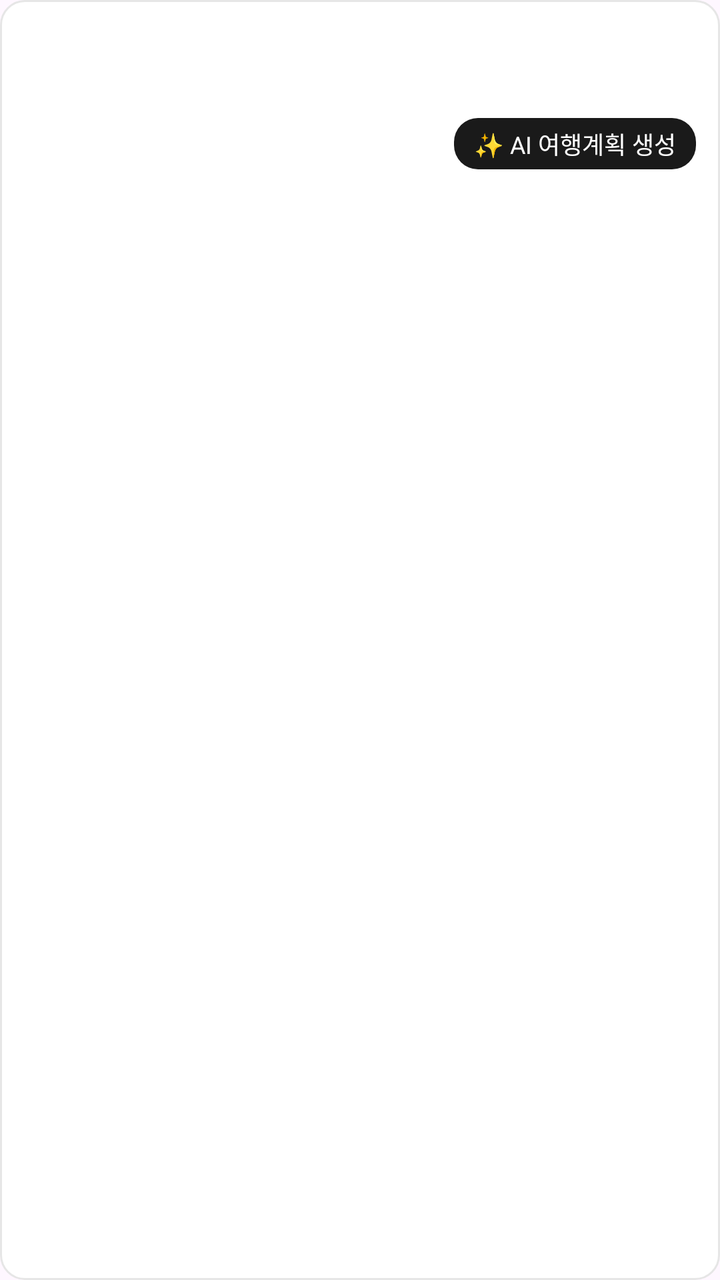
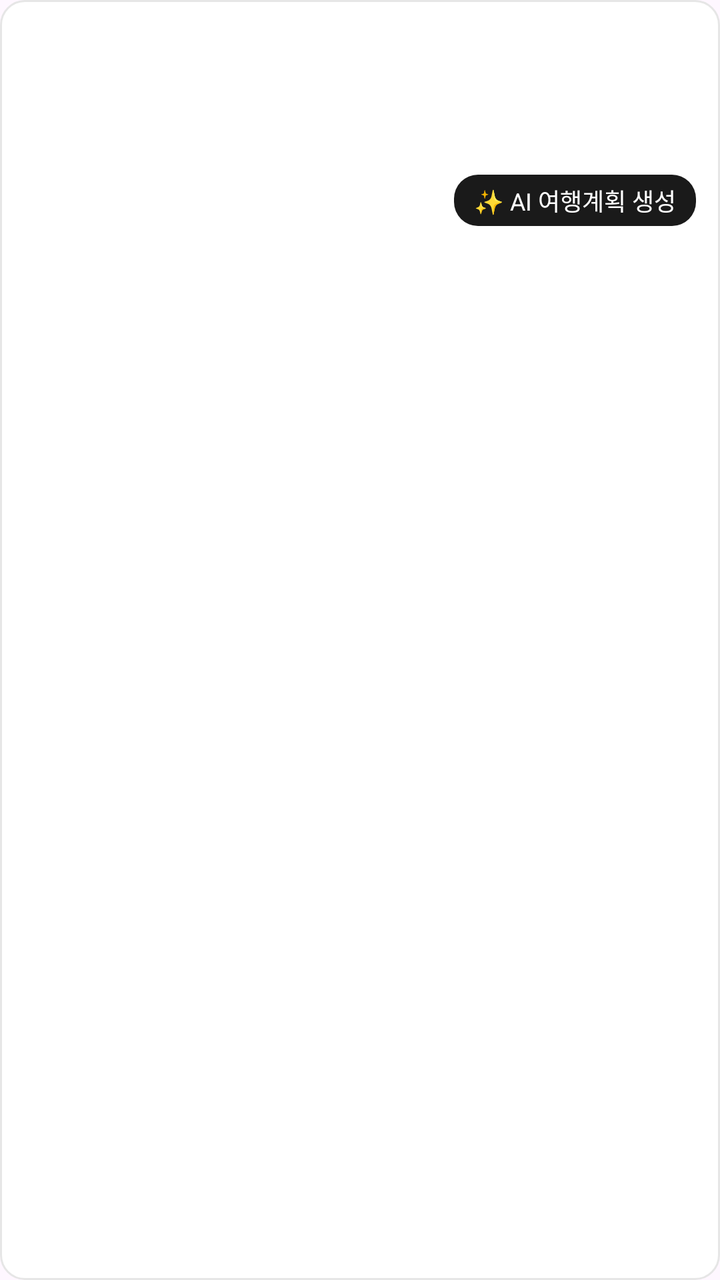

Screens rendered from an Android XML layout before and after an edit, with the pre-edit source and the edit as a unified diff.
<!-- AndroidManifest.xml: application theme Theme.Harudiary -->
<!-- res/layout/item_timeline_card.xml -->
<?xml version="1.0" encoding="utf-8"?>
<LinearLayout
    xmlns:android="http://schemas.android.com/apk/res/android"
    android:id="@+id/card_root"
    android:layout_width="match_parent"
    android:layout_height="wrap_content"
    android:background="@drawable/bg_card"
    android:orientation="vertical"
    android:layout_marginBottom="8dp"
    android:animateLayoutChanges="true">

    
    <ImageView
        android:id="@+id/iv_photo"
        android:layout_width="match_parent"
        android:layout_height="160dp"
        android:background="@drawable/bg_thumbnail"
        android:contentDescription="@null"
        android:scaleType="centerCrop"
        android:visibility="gone" />

    
    <LinearLayout
        android:layout_width="match_parent"
        android:layout_height="wrap_content"
        android:orientation="vertical"
        android:padding="12dp">

        
        <LinearLayout
            android:layout_width="match_parent"
            android:layout_height="wrap_content"
            android:orientation="horizontal"
            android:gravity="center_vertical"
            android:layout_marginBottom="6dp">
            <TextView
                android:id="@+id/tv_plan_badge"
                android:layout_width="wrap_content"
                android:layout_height="wrap_content"
                android:layout_marginEnd="6dp"
                android:text="계획 ✈️"
                android:textColor="#FF9800"
                android:background="@drawable/bg_rounded_white"
                android:paddingHorizontal="4dp"
                android:paddingVertical="2dp"
                android:textSize="11sp"
                android:textStyle="bold"
                android:visibility="gone" />
            <TextView
                android:id="@+id/tv_card_time"
                android:layout_width="0dp"
                android:layout_height="wrap_content"
                android:layout_weight="1"
                android:textColor="@color/gray_hint"
                android:textSize="11sp" />
            <TextView
                android:id="@+id/tv_card_weather"
                android:layout_width="wrap_content"
                android:layout_height="wrap_content"
                android:textColor="@color/primary_blue"
                android:textSize="11sp"
                android:visibility="gone" />
        </LinearLayout>

        
        <TextView
            android:id="@+id/tv_content"
            android:layout_width="match_parent"
            android:layout_height="wrap_content"
            android:textColor="@color/primary"
            android:textSize="15sp"
            android:lineSpacingExtra="2dp" />

        
        <LinearLayout
            android:layout_width="match_parent"
            android:layout_height="wrap_content"
            android:layout_marginTop="6dp"
            android:orientation="horizontal"
            android:gravity="center_vertical">
            <TextView
                android:id="@+id/tv_rating"
                android:layout_width="wrap_content"
                android:layout_height="wrap_content"
                android:textColor="@color/star_active"
                android:textSize="13sp" />
            <TextView
                android:id="@+id/tv_location"
                android:layout_width="0dp"
                android:layout_height="wrap_content"
                android:layout_marginStart="8dp"
                android:layout_weight="1"
                android:textColor="@color/gray_hint"
                android:textSize="12sp"
                android:maxLines="2"
                android:ellipsize="end" />

            <TextView
                android:id="@+id/btn_generate_plan"
                android:layout_width="wrap_content"
                android:layout_height="wrap_content"
                android:text="✨ AI 여행계획 생성"
                android:textSize="12sp"
                android:textColor="#FFFFFF"
                android:background="@drawable/bg_button_primary"
                android:paddingHorizontal="10dp"
                android:paddingVertical="4dp"
                android:layout_marginStart="8dp" />
        </LinearLayout>

    </LinearLayout>

    
    <LinearLayout
        android:id="@+id/reaction_bar"
        android:layout_width="match_parent"
        android:layout_height="44dp"
        android:background="@drawable/bg_reaction_bar"
        android:orientation="horizontal"
        android:paddingHorizontal="16dp"
        android:gravity="center_vertical"
        android:clickable="true"
        android:focusable="true"
        android:visibility="gone">

        
        <LinearLayout
            android:id="@+id/btn_heart"
            android:layout_width="wrap_content"
            android:layout_height="match_parent"
            android:gravity="center"
            android:orientation="horizontal"
            android:paddingEnd="20dp"
            android:clickable="true"
            android:focusable="true"
            android:background="?attr/selectableItemBackgroundBorderless">
            <TextView
                android:id="@+id/tv_heart_icon"
                android:layout_width="wrap_content"
                android:layout_height="wrap_content"
                android:text="🤍"
                android:textSize="20sp" />
            <TextView
                android:id="@+id/tv_heart_count"
                android:layout_width="wrap_content"
                android:layout_height="wrap_content"
                android:layout_marginStart="4dp"
                android:text="0"
                android:textColor="@color/gray_hint"
                android:textSize="13sp" />
        </LinearLayout>

        
        <LinearLayout
            android:id="@+id/btn_comment"
            android:layout_width="wrap_content"
            android:layout_height="match_parent"
            android:gravity="center"
            android:orientation="horizontal"
            android:clickable="true"
            android:focusable="true"
            android:background="?attr/selectableItemBackgroundBorderless">
            <TextView
                android:layout_width="wrap_content"
                android:layout_height="wrap_content"
                android:text="💬"
                android:textSize="18sp" />
            <TextView
                android:id="@+id/tv_comment_count"
                android:layout_width="wrap_content"
                android:layout_height="wrap_content"
                android:layout_marginStart="4dp"
                android:text="0"
                android:textColor="@color/gray_hint"
                android:textSize="13sp" />
        </LinearLayout>

        
        <View android:layout_width="0dp" android:layout_height="1dp" android:layout_weight="1"/>

        
        <TextView
            android:id="@+id/btn_close_reaction"
            android:layout_width="32dp"
            android:layout_height="32dp"
            android:gravity="center"
            android:text="✕"
            android:textSize="13sp"
            android:textColor="@color/gray_hint"
            android:background="?attr/selectableItemBackgroundBorderless"/>

    </LinearLayout>

</LinearLayout>
<!-- resources referenced by this layout -->
<resources>
  <color name="gray_hint">#A6A6A6</color>
  <color name="primary">#1A1A1A</color>
  <color name="primary_blue">#3B82F6</color>
  <color name="star_active">#F59E0B</color>
  <!-- drawable bg_button_primary (drawable) -->
  <?xml version="1.0" encoding="utf-8"?>
  <shape xmlns:android="http://schemas.android.com/apk/res/android"
      android:shape="rectangle">
      <solid android:color="@color/primary" />
      <corners android:radius="12dp" />
  </shape>
  <!-- drawable bg_card (drawable) -->
  <?xml version="1.0" encoding="utf-8"?>
  <shape xmlns:android="http://schemas.android.com/apk/res/android"
      android:shape="rectangle">
      <solid android:color="@color/white" />
      <stroke android:width="1dp" android:color="@color/gray_border" />
      <corners android:radius="@dimen/corner_radius_card" />
  </shape>
  <!-- drawable bg_reaction_bar (drawable) -->
  <?xml version="1.0" encoding="utf-8"?>
  <shape xmlns:android="http://schemas.android.com/apk/res/android" android:shape="rectangle">
      <solid android:color="#F8F8F8"/>
      <corners android:bottomLeftRadius="12dp" android:bottomRightRadius="12dp"/>
      <stroke android:color="#F0F0F0" android:width="1dp"/>
  </shape>
  <!-- drawable bg_rounded_white (drawable) -->
  <?xml version="1.0" encoding="utf-8"?>
  <shape xmlns:android="http://schemas.android.com/apk/res/android"
      android:shape="rectangle">
      <solid android:color="#FFFFFF" />
      <corners android:radius="12dp" />
  </shape>
  <!-- drawable bg_thumbnail (drawable) -->
  <?xml version="1.0" encoding="utf-8"?>
  <shape xmlns:android="http://schemas.android.com/apk/res/android"
      android:shape="rectangle">
      <solid android:color="#F7F7F7" />
      <corners android:radius="8dp" />
  </shape>
  <style name="Theme.Harudiary" parent="Base.Theme.Harudiary" />
  <color name="white">#FFFFFFFF</color>
  <color name="gray_border">#E6E6E6</color>
  <dimen name="corner_radius_card">12dp</dimen>
  <style name="Base.Theme.Harudiary" parent="Theme.Material3.DayNight.NoActionBar" />
</resources>

<!-- the commit's change to res/layout/item_timeline_card.xml (unified diff, before → after) -->
@@ -64,6 +64,18 @@
 
         
         <TextView
+            android:id="@+id/tv_location"
+            android:layout_width="match_parent"
+            android:layout_height="wrap_content"
+            android:layout_marginBottom="4dp"
+            android:textColor="@color/primary"
+            android:textSize="18sp"
+            android:textStyle="bold"
+            android:maxLines="2"
+            android:ellipsize="end" />
+
+        
+        <TextView
             android:id="@+id/tv_content"
             android:layout_width="match_parent"
             android:layout_height="wrap_content"
@@ -84,16 +96,11 @@
                 android:layout_height="wrap_content"
                 android:textColor="@color/star_active"
                 android:textSize="13sp" />
-            <TextView
-                android:id="@+id/tv_location"
+
+            <View
                 android:layout_width="0dp"
-                android:layout_height="wrap_content"
-                android:layout_marginStart="8dp"
-                android:layout_weight="1"
-                android:textColor="@color/gray_hint"
-                android:textSize="12sp"
-                android:maxLines="2"
-                android:ellipsize="end" />
+                android:layout_height="0dp"
+                android:layout_weight="1" />
 
             <TextView
                 android:id="@+id/btn_generate_plan"
